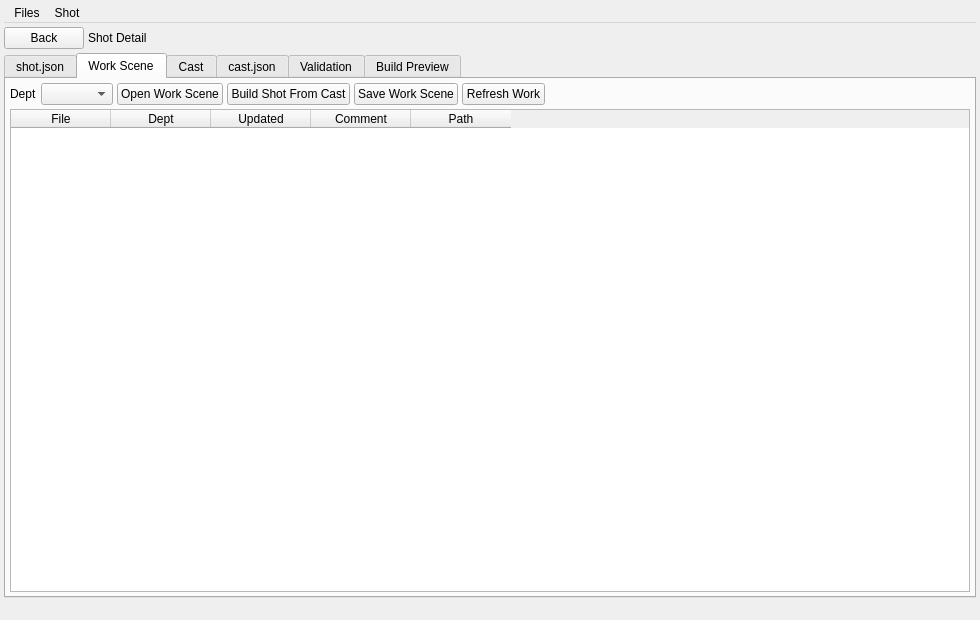
Above: scripts/ui/shot_manager.ui from smartanimation/smartlibrary before the change. Below: the same form after it.
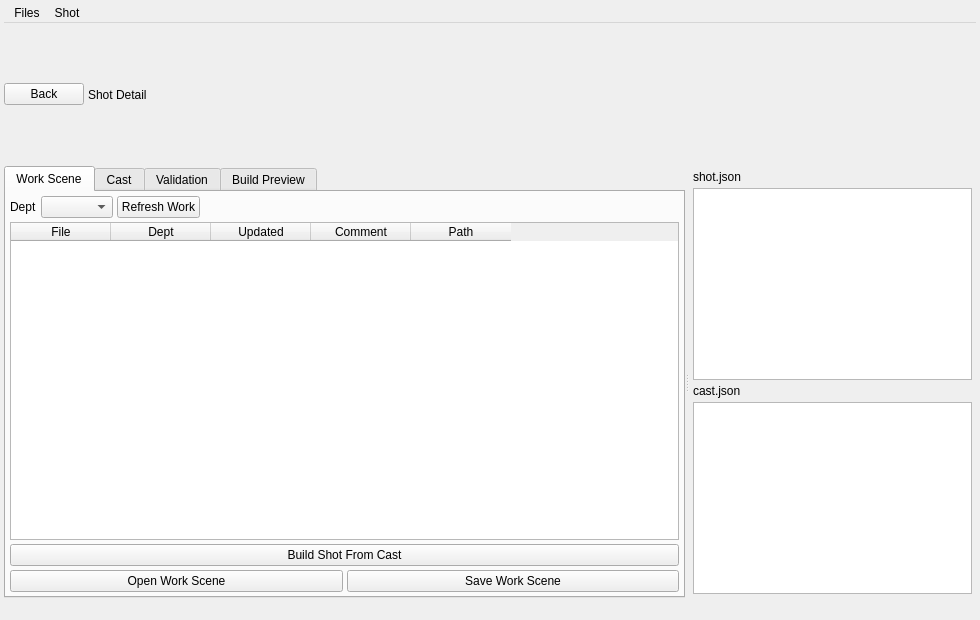
That is the form after the change. The open tabs and pages were chosen to show the change.

Commit message: Refine asset and shot manager UI layouts

What changed in the file:
```diff
--- a/scripts/ui/shot_manager.ui
+++ b/scripts/ui/shot_manager.ui
@@ -167,15 +167,11 @@
         </layout>
        </item>
        <item>
-        <widget class="QTabWidget" name="tabs">
-         <widget class="QPlainTextEdit" name="shot_json_view">
-          <attribute name="title">
-           <string>shot.json</string>
-          </attribute>
-          <property name="readOnly">
-           <bool>true</bool>
-          </property>
-         </widget>
+        <widget class="QSplitter" name="detail_splitter">
+         <property name="orientation">
+          <enum>Qt::Horizontal</enum>
+         </property>
+         <widget class="QTabWidget" name="tabs">
          <widget class="QWidget" name="work_tab">
           <attribute name="title">
            <string>Work Scene</string>
@@ -211,27 +207,6 @@
              <item>
               <widget class="QComboBox" name="work_dept_combo"/>
              </item>
-             <item>
-              <widget class="QPushButton" name="open_work_btn">
-               <property name="text">
-                <string>Open Work Scene</string>
-               </property>
-              </widget>
-             </item>
-             <item>
-              <widget class="QPushButton" name="build_shot_btn">
-               <property name="text">
-                <string>Build Shot From Cast</string>
-               </property>
-              </widget>
-             </item>
-             <item>
-              <widget class="QPushButton" name="save_work_btn">
-               <property name="text">
-                <string>Save Work Scene</string>
-               </property>
-              </widget>
-             </item>
              <item>
               <widget class="QPushButton" name="refresh_work_btn">
                <property name="text">
@@ -289,6 +264,41 @@
              </column>
             </widget>
            </item>
+           <item>
+            <layout class="QVBoxLayout" name="work_button_layout">
+             <property name="spacing">
+              <number>4</number>
+             </property>
+             <item>
+              <widget class="QPushButton" name="build_shot_btn">
+               <property name="text">
+                <string>Build Shot From Cast</string>
+               </property>
+              </widget>
+             </item>
+             <item>
+              <layout class="QHBoxLayout" name="work_open_save_layout">
+               <property name="spacing">
+                <number>4</number>
+               </property>
+               <item>
+                <widget class="QPushButton" name="open_work_btn">
+                 <property name="text">
+                  <string>Open Work Scene</string>
+                 </property>
+                </widget>
+               </item>
+               <item>
+                <widget class="QPushButton" name="save_work_btn">
+                 <property name="text">
+                  <string>Save Work Scene</string>
+                 </property>
+                </widget>
+               </item>
+              </layout>
+             </item>
+            </layout>
+           </item>
           </layout>
          </widget>
          <widget class="QWidget" name="cast_tab">
@@ -386,14 +396,6 @@
            </item>
           </layout>
          </widget>
-         <widget class="QPlainTextEdit" name="cast_json_view">
-          <attribute name="title">
-           <string>cast.json</string>
-          </attribute>
-          <property name="readOnly">
-           <bool>true</bool>
-          </property>
-         </widget>
          <widget class="QPlainTextEdit" name="validation_view">
           <attribute name="title">
            <string>Validation</string>
@@ -448,6 +450,20 @@
                </property>
               </widget>
              </item>
+             <item>
+              <widget class="QPushButton" name="plan_review_publish_btn">
+               <property name="text">
+                <string>Plan Review Publish</string>
+               </property>
+              </widget>
+             </item>
+             <item>
+              <widget class="QPushButton" name="export_beauty_playblast_btn">
+               <property name="text">
+                <string>Export Beauty Playblast</string>
+               </property>
+              </widget>
+             </item>
              <item>
               <spacer name="buildpreview_header_spacer">
                <property name="orientation">
@@ -477,6 +493,54 @@
              <column><property name="text"><string>required</string></property></column>
              <column><property name="text"><string>status</string></property></column>
              <column><property name="text"><string>publish_path</string></property></column>
+            </widget>
+           </item>
+          </layout>
+         </widget>
+         </widget>
+         <widget class="QWidget" name="info_widget">
+          <layout class="QVBoxLayout" name="info_layout">
+           <property name="spacing">
+            <number>4</number>
+           </property>
+           <property name="leftMargin">
+            <number>4</number>
+           </property>
+           <property name="topMargin">
+            <number>4</number>
+           </property>
+           <property name="rightMargin">
+            <number>4</number>
+           </property>
+           <property name="bottomMargin">
+            <number>4</number>
+           </property>
+           <item>
+            <widget class="QLabel" name="shot_json_label">
+             <property name="text">
+              <string>shot.json</string>
+             </property>
+            </widget>
+           </item>
+           <item>
+            <widget class="QPlainTextEdit" name="shot_json_view">
+             <property name="readOnly">
+              <bool>true</bool>
+             </property>
+            </widget>
+           </item>
+           <item>
+            <widget class="QLabel" name="cast_json_label">
+             <property name="text">
+              <string>cast.json</string>
+             </property>
+            </widget>
+           </item>
+           <item>
+            <widget class="QPlainTextEdit" name="cast_json_view">
+             <property name="readOnly">
+              <bool>true</bool>
+             </property>
             </widget>
            </item>
           </layout>
```
The commit also changes 26 other files.
